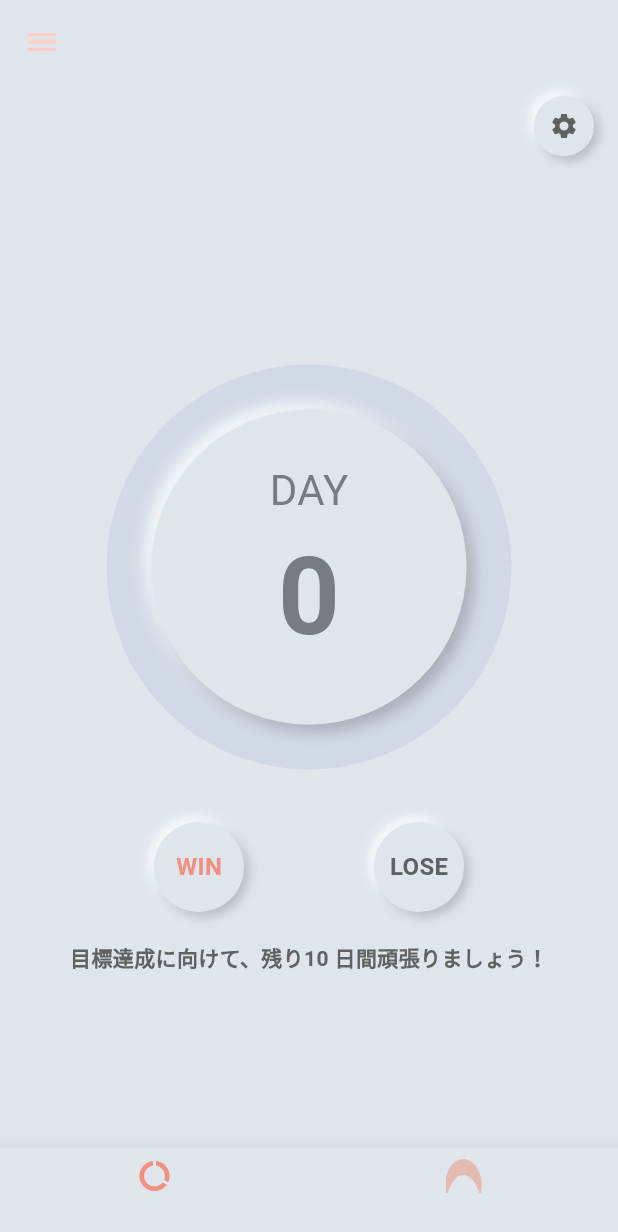
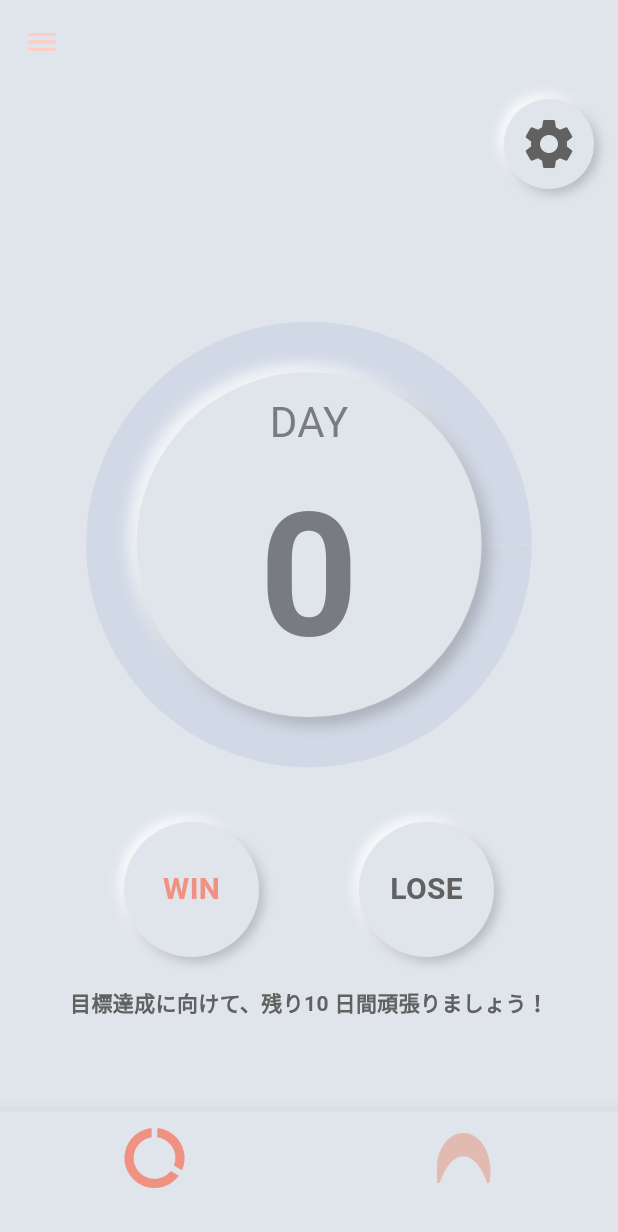
Before and after one commit to mknifish/nailgrow_flutter, a Flutter app: the MyHomePage screen opened directly, on a phone screen of 412 x 824 dp. Shown: the top 1232 px of the screen. Run offline on Flutter 3.47's test engine with Material 3 defaults, Android fonts, the phone set to English and light mode, and no system bars; our stand-ins replace firebase_core, shared_preferences; accounts and stored records are empty; generated files the repository leaves out were written again.

Commit message:
アイコンサイズを拡大

```diff
--- a/lib/main.dart
+++ b/lib/main.dart
@@ -30,7 +30,7 @@ class _AppWrapperState extends State<AppWrapper> {
     _printSharedPreferences();
 
     // 表示時間を1秒に短縮
-    Future.delayed(Duration(seconds: 30), () {
+    Future.delayed(Duration(seconds: 5), () {
       setState(() {
         _showSplashScreen = false;
       });
--- a/lib/screens/home_screen.dart
+++ b/lib/screens/home_screen.dart
@@ -50,6 +50,7 @@ class _HomeScreenState extends State<HomeScreen> {
       backgroundColor: Color(0xFFE0E5EC),
       elevation: 0,
       automaticallyImplyLeading: false,
+      toolbarHeight: 80,
       actions: [
         Padding(
           padding: const EdgeInsets.only(right: 16.0),
@@ -98,10 +99,10 @@ class _HomeScreenState extends State<HomeScreen> {
 
   // ニューモーフィズム風ドーナツ型プログレスインジケータ
   Widget _buildProgressIndicator(ProgressProvider progressProvider, double progress) {
-    const double outerRadius = 300;
-    const double outerStrokeWidth = 30;
-    const double progressStrokeWidth = 30;
-    const double innerRadius = 210;
+    const double outerRadius = 330;
+    const double outerStrokeWidth = 33;
+    const double progressStrokeWidth = 33;
+    const double innerRadius = 230;
 
     return Container(
       width: outerRadius,
@@ -176,7 +177,7 @@ class _HomeScreenState extends State<HomeScreen> {
                 Text(
                   '${progressProvider.progress.achievedDays}',
                   style: TextStyle(
-                    fontSize: 72,
+                    fontSize: 115,
                     fontWeight: FontWeight.bold,
                     color: Color.fromRGBO(120, 124, 130, 1),
                   ),
@@ -220,8 +221,8 @@ class _HomeScreenState extends State<HomeScreen> {
     return GestureDetector(
       onTap: onPressed,
       child: Container(
-        width: 40,
-        height: 40,
+        width: 60,
+        height: 60,
         decoration: BoxDecoration(
           color: Color(0xFFE0E5EC),
           shape: BoxShape.circle,
@@ -241,7 +242,7 @@ class _HomeScreenState extends State<HomeScreen> {
         child: Center(
           child: Icon(
             icon,
-            size: 20,
+            size: 40,
             color: color ?? Colors.grey[700],
           ),
         ),
@@ -258,8 +259,8 @@ class _HomeScreenState extends State<HomeScreen> {
     return GestureDetector(
       onTap: onPressed,
       child: Container(
-        width: 60,
-        height: 60,
+        width: 90,
+        height: 90,
         decoration: BoxDecoration(
           color: Color(0xFFE0E5EC),
           shape: BoxShape.circle,
@@ -280,7 +281,7 @@ class _HomeScreenState extends State<HomeScreen> {
           child: Text(
             label,
             style: TextStyle(
-              fontSize: 16,
+              fontSize: 20,
               fontWeight: FontWeight.bold,
               color: color ?? Colors.grey[700],
             ),
--- a/lib/screens/my_home_page.dart
+++ b/lib/screens/my_home_page.dart
@@ -54,6 +54,7 @@ class _MyHomePageState extends State<MyHomePage> {
           BottomNavigationBarItem(
             icon: Icon(
               Icons.data_usage,
+              size: 48,
               color: _currentIndex == 0 ? Color(0xFFF09182) : AppTheme.shadowDarkColor,
             ),
             label: '',
@@ -61,13 +62,13 @@ class _MyHomePageState extends State<MyHomePage> {
           BottomNavigationBarItem(
             icon: Image.asset(
               'assets/img/icon_gray.png',
-              width: 24,
-              height: 24,
+              width: 36,
+              height: 36,
             ),
             activeIcon: Image.asset(
               'assets/img/icon_white.png',
-              width: 24,
-              height: 24,
+              width: 36,
+              height: 36,
             ),
             label: '',
           ),
```
